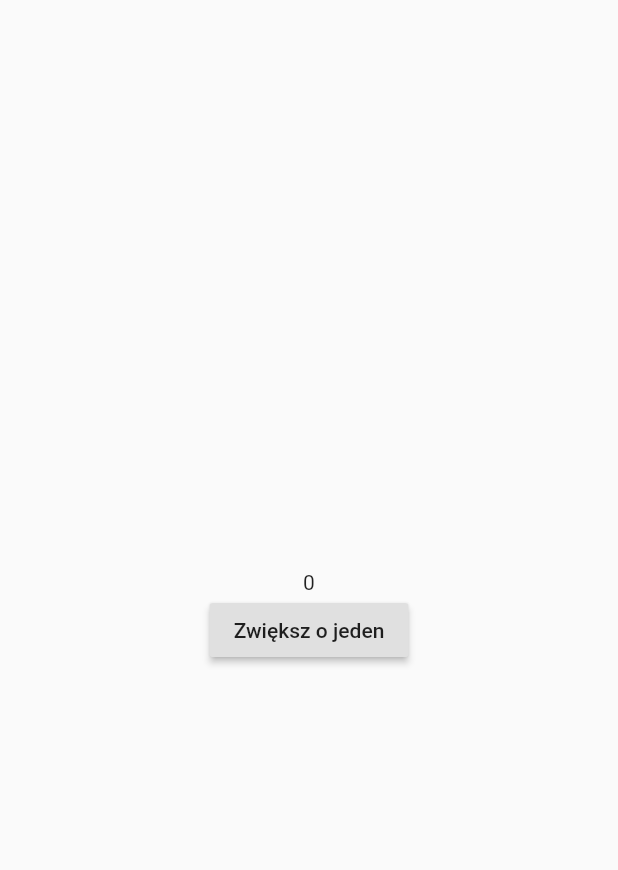
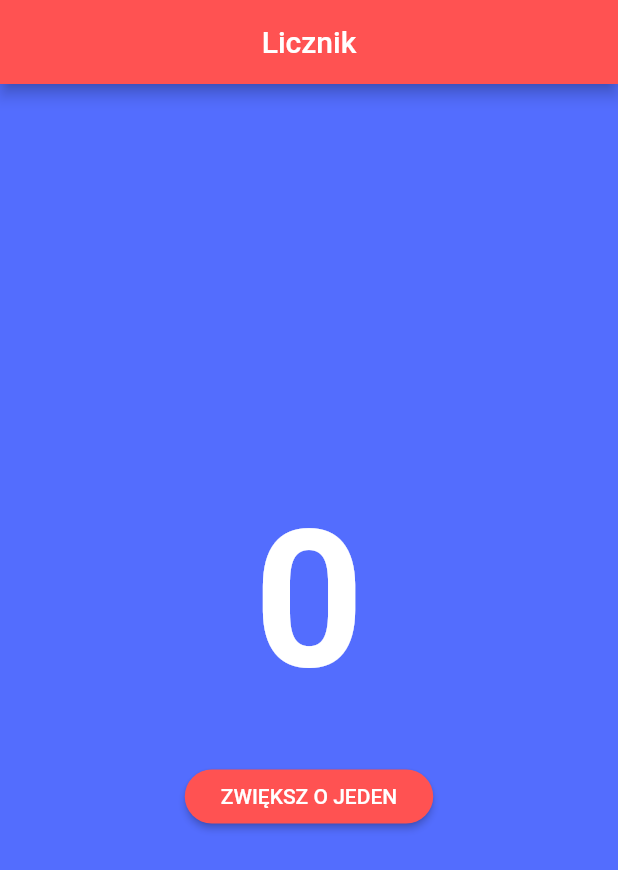
Before and after one commit to jlukas99/flutter-przyspieszony-kurs, a Flutter app: the screen it shows after launch, on a phone screen of 412 x 824 dp. Shown: the top 870 px of the screen. Run offline on Flutter 3.47's test engine with Material 2 defaults, Android fonts, the phone set to English and light mode, and no system bars.

Commit message:
Zmiana wygladu widgetow

```diff
--- a/lib/pages/counter.dart
+++ b/lib/pages/counter.dart
@@ -11,18 +11,46 @@ class _CounterPageState extends State<CounterPage> {
   @override
   Widget build(BuildContext context) {
     return Scaffold(
+      backgroundColor: Colors.indigoAccent,
+      appBar: AppBar(
+        centerTitle: true,
+        title: Text("Licznik"),
+        backgroundColor: Colors.redAccent,
+      ),
       body: Center(
         child: Column(
           mainAxisSize: MainAxisSize.min,
           children: [
-            Text(liczba.toString()),
+            Text(
+              liczba.toString(),
+              style: TextStyle(
+                fontSize: 128,
+                fontWeight: FontWeight.bold,
+                color: Colors.white,
+              ),
+            ),
+            SizedBox(
+              height: 32,
+            ),
             RaisedButton(
               onPressed: () {
                 setState(() {
                   liczba++;
                 });
               },
-              child: Text("Zwiększ o jeden"),
+              shape: RoundedRectangleBorder(
+                borderRadius: BorderRadius.circular(100),
+              ),
+              color: Colors.redAccent,
+              child: Padding(
+                padding: const EdgeInsets.all(8.0),
+                child: Text(
+                  "Zwiększ o jeden".toUpperCase(),
+                  style: TextStyle(
+                    color: Colors.white,
+                  ),
+                ),
+              ),
             ),
           ],
         ),
```
Also changed, not shown: pubspec.yaml (+0 -58 lines).
